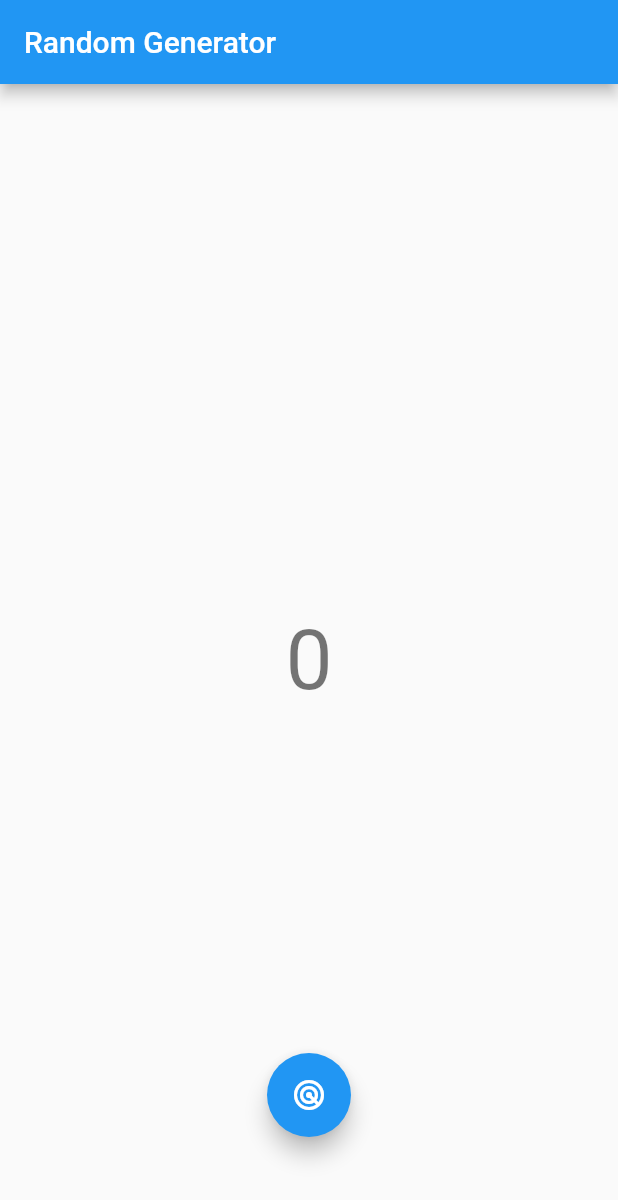
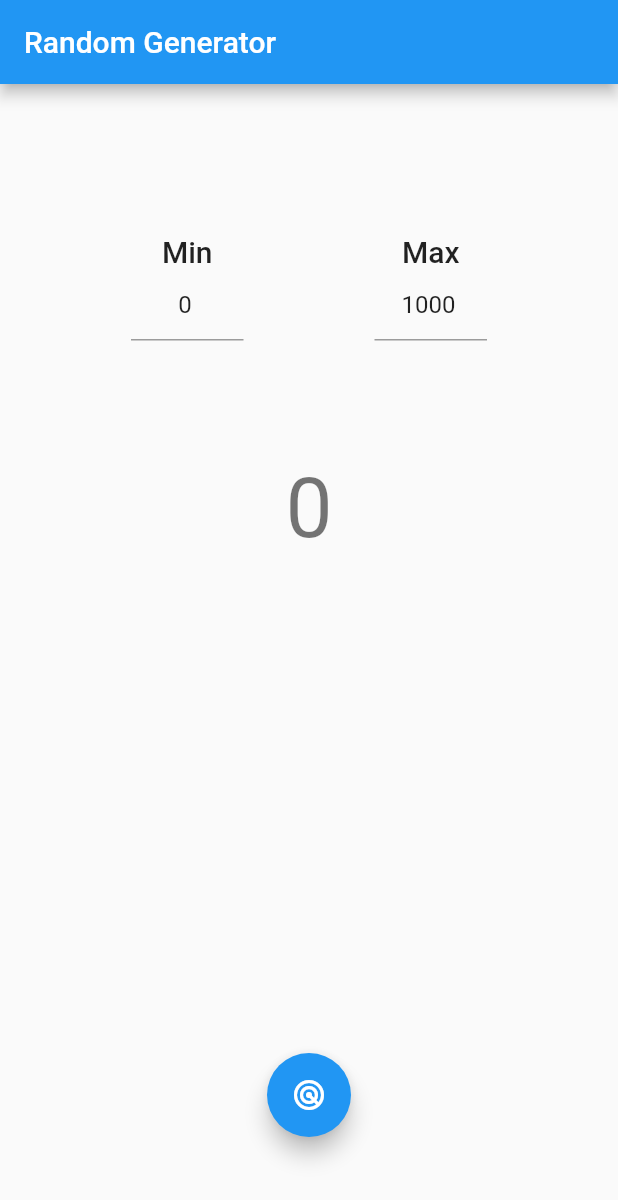
Before and after one commit to alxtrkhv/randomizer-flutter, a Flutter app: the screen it shows after launch, on a phone screen of 412 x 824 dp. Shown: the top 1200 px of the screen. Run offline on Flutter 3.47's test engine with Material 2 defaults, Android fonts, the light colour scheme and no system bars; our stand-ins replace flutter_bloc.

Commit message:
feat(view): add range input fields

```diff
--- a/lib/randomizer/bloc/randomizer_cubit.dart
+++ b/lib/randomizer/bloc/randomizer_cubit.dart
@@ -5,9 +5,14 @@ import 'package:flutter_bloc/flutter_bloc.dart';
 class RandomizerCubit extends Cubit<int> {
   Random _random = Random();
 
+  var min = 0;
+  var max = 1000;
+
   RandomizerCubit(int initialState) : super(initialState);
 
-  void nextInt(int min, int max,
+  void nextInt() => _nextInt(min, max);
+
+  void _nextInt(int min, int max,
       {bool isMinInclusive = true, bool isMaxInclusive = true}) {
     min = isMinInclusive ? min : min + 1;
     max = isMaxInclusive ? max + 1 : max;
--- a/lib/randomizer/views/randomizer_view.dart
+++ b/lib/randomizer/views/randomizer_view.dart
@@ -1,6 +1,7 @@
 import 'package:flutter/material.dart';
 import 'package:flutter_bloc/flutter_bloc.dart';
 
+import '../../ui/input_field_with_label.dart';
 import '../bloc/randomizer_cubit.dart';
 
 class RandomizerView extends StatelessWidget {
@@ -9,20 +10,53 @@ class RandomizerView extends StatelessWidget {
   @override
   Widget build(BuildContext context) {
     final theme = Theme.of(context);
+    final randomizerCubit = context.read<RandomizerCubit>();
+
     return Scaffold(
       appBar: AppBar(title: Text('Random Generator')),
       body: Center(
-          child: BlocBuilder<RandomizerCubit, int>(
-        builder: (_, state) => Text(
-          '$state',
-          style: theme.textTheme.headline2,
-        ),
+          child: Column(
+        children: [
+          Padding(
+            padding: const EdgeInsets.only(top: 100, bottom: 50),
+            child: Row(
+              mainAxisAlignment: MainAxisAlignment.spaceEvenly,
+              children: [
+                InputFieldWithLabel(
+                  width: 75,
+                  height: 100,
+                  label: 'Min',
+                  controller:
+                      TextEditingController(text: '${randomizerCubit.min}'),
+                  onSubmitted: (input) =>
+                      randomizerCubit.min = int.parse(input),
+                ),
+                InputFieldWithLabel(
+                  width: 75,
+                  height: 100,
+                  label: 'Max',
+                  controller:
+                      TextEditingController(text: '${randomizerCubit.max}'),
+                  onSubmitted: (input) =>
+                      randomizerCubit.max = int.parse(input),
+                ),
+              ],
+            ),
+          ),
+          BlocBuilder<RandomizerCubit, int>(
+            bloc: randomizerCubit,
+            builder: (_, state) => Text(
+              '$state',
+              style: theme.textTheme.headline2,
+            ),
+          )
+        ],
       )),
       floatingActionButtonLocation: FloatingActionButtonLocation.centerFloat,
       floatingActionButton: Padding(
         padding: const EdgeInsets.only(bottom: 50),
         child: FloatingActionButton(
-          onPressed: () => context.read<RandomizerCubit>().nextInt(0, 256),
+          onPressed: () => randomizerCubit.nextInt(),
           child: const Icon(Icons.radar),
         ),
       ),
--- /dev/null
+++ b/lib/ui/input_field_with_label.dart
@@ -0,0 +1,41 @@
+import 'package:flutter/material.dart';
+
+class InputFieldWithLabel extends StatelessWidget {
+  final String label;
+  final Function(String) onSubmitted;
+  final TextEditingController controller;
+
+  final double width;
+  final double height;
+
+  InputFieldWithLabel({
+    Key? key,
+    required this.controller,
+    required this.label,
+    required this.onSubmitted,
+    required this.width,
+    required this.height,
+  }) : super(key: key);
+
+  @override
+  Widget build(BuildContext context) {
+    final theme = Theme.of(context);
+    return SizedBox(
+      width: width,
+      height: height,
+      child: Column(
+        children: [
+          Text(
+            '$label',
+            style: theme.textTheme.headline6,
+          ),
+          TextField(
+            textAlign: TextAlign.center,
+            onSubmitted: onSubmitted,
+            controller: controller,
+          )
+        ],
+      ),
+    );
+  }
+}
```
